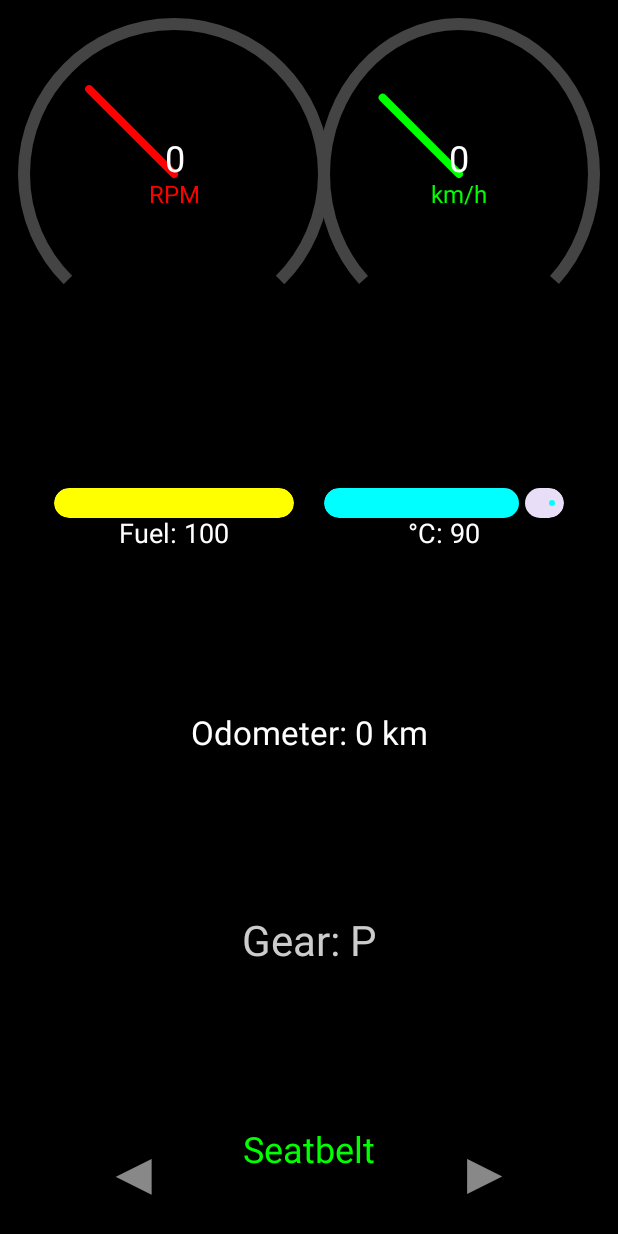
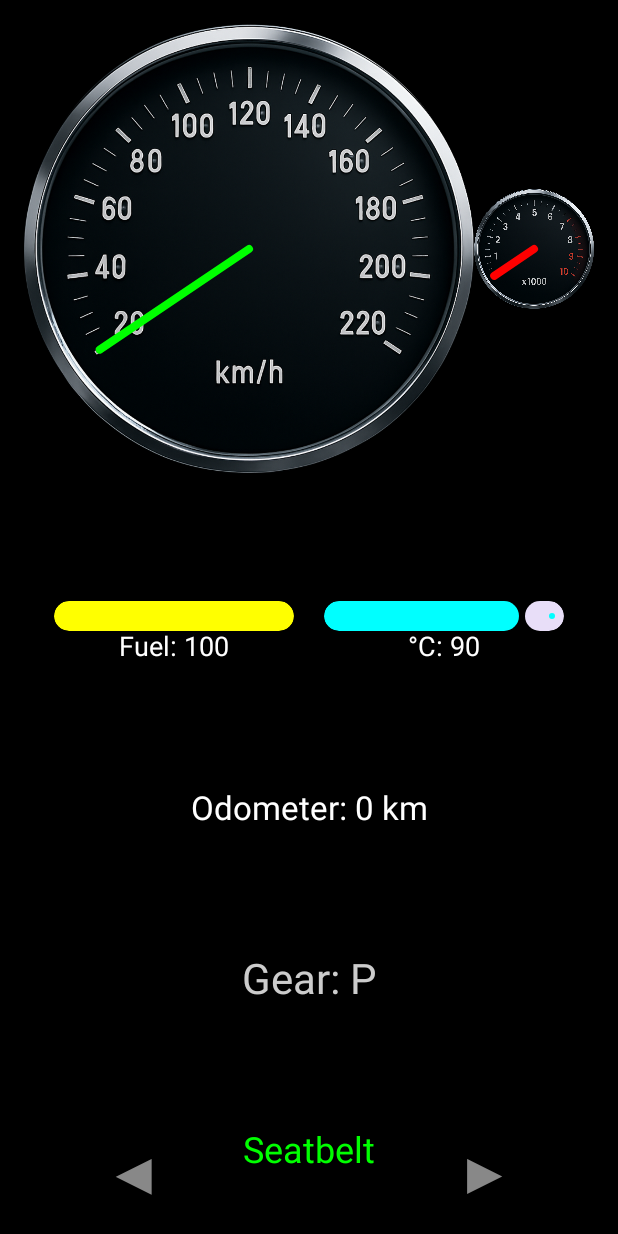
Before and after one commit to skamn-costya/driver-behavior-monitor, an Android app built with Jetpack Compose: the @Preview function PreviewDashboardScreen, on a phone screen of 412 x 824 dp. Run offline under Robolectric (Android 15) with nearby library versions, the phone set to English and light mode, and no system bars.

Commit message:
automotive:add: png - spped tach

```diff
--- a/android-automotive/app/src/main/java/com/example/driverbehaviormonitor/DashboardScreen.kt
+++ b/android-automotive/app/src/main/java/com/example/driverbehaviormonitor/DashboardScreen.kt
@@ -25,8 +25,8 @@ fun DashboardScreen(state: VehicleState) {
             modifier = Modifier.fillMaxWidth(),
             horizontalArrangement = Arrangement.SpaceEvenly
         ) {
-            GaugeNeedle(state.rpm.toFloat(), 7000f, "RPM", Color.Red)
-            GaugeNeedle(state.speed.toFloat(), 240f, "km/h", Color.Green)
+            GaugeNeedle(state.speed.toFloat(), 240f, Color.Green, R.drawable.speed01)
+            GaugeNeedle(state.rpm.toFloat(), 10000f, Color.Red, R.drawable.tach01)
         }
 
         Row(
--- a/android-automotive/app/src/main/java/com/example/driverbehaviormonitor/Gauge.kt
+++ b/android-automotive/app/src/main/java/com/example/driverbehaviormonitor/Gauge.kt
@@ -1,35 +1,39 @@
 package com.example.driverbehaviormonitor
 
-import androidx.compose.animation.core.animateFloatAsState
-import androidx.compose.animation.core.tween
-import androidx.compose.foundation.Canvas
+import androidx.compose.foundation.Image
 import androidx.compose.foundation.layout.*
-import androidx.compose.material3.Text
 import androidx.compose.runtime.Composable
 import androidx.compose.ui.Alignment
 import androidx.compose.ui.Modifier
 import androidx.compose.ui.graphics.Color
 import androidx.compose.ui.graphics.StrokeCap
-import androidx.compose.ui.graphics.drawscope.Stroke
+import androidx.compose.ui.res.painterResource
 import androidx.compose.ui.unit.dp
-import androidx.compose.ui.unit.sp
+import androidx.compose.animation.core.animateFloatAsState
+import androidx.compose.animation.core.tween
+import androidx.compose.foundation.Canvas
 import kotlin.math.cos
 import kotlin.math.sin
+import androidx.compose.ui.tooling.preview.Preview
 
 @Composable
-fun GaugeNeedle(value: Float, maxValue: Float, label: String, color: Color) {
-    val angle = (value / maxValue) * 270f - 135f
+fun GaugeNeedle(value: Float, maxValue: Float, color: Color, d_id: Int) {
+    val angle = (value / maxValue) * 249f - 214f
     val animatedAngle = animateFloatAsState(targetValue = angle, animationSpec = tween(500))
 
-    Box(contentAlignment = Alignment.Center, modifier = Modifier.size(200.dp)) {
+    // Используем Box для наложения слоев
+    Box(contentAlignment = Alignment.Center, modifier = Modifier.size(300.dp)) {
+
+        // Слой 1: Фоновая подложка. Помещаем ее первой, чтобы она была внизу.
+        // Замените R.drawable.dashboard_bg на имя вашего файла
+        Image(
+            painter = painterResource(id = d_id),
+            contentDescription = "Gauge Background",
+            modifier = Modifier.fillMaxSize()
+        )
+
+        // Слой 2: Стрелка, нарисованная на Canvas
         Canvas(modifier = Modifier.fillMaxSize()) {
-            drawArc(
-                color = Color.DarkGray,
-                startAngle = 135f,
-                sweepAngle = 270f,
-                useCenter = false,
-                style = Stroke(width = 12f)
-            )
             val center = this.center
             val radius = size.minDimension / 2.5f
             val rad = Math.toRadians(animatedAngle.value.toDouble())
@@ -39,9 +43,11 @@ fun GaugeNeedle(value: Float, maxValue: Float, label: String, color: Color) {
             )
             drawLine(color, start = center, end = end, strokeWidth = 8f, cap = StrokeCap.Round)
         }
-        Column(horizontalAlignment = Alignment.CenterHorizontally) {
-            Text("${value.toInt()}", fontSize = 24.sp, color = Color.White)
-            Text(label, fontSize = 16.sp, color = color)
-        }
     }
 }
+
+@Preview
+@Composable
+fun PreviewGaugeNeedle() {
+    GaugeNeedle(110f, 240f, Color.Red, R.drawable.speed01);
+}
--- a/android-automotive/app/src/main/java/com/example/driverbehaviormonitor/MainActivity.kt
+++ b/android-automotive/app/src/main/java/com/example/driverbehaviormonitor/MainActivity.kt
@@ -19,8 +19,8 @@ class MainActivity : ComponentActivity() {
                 while (true) {
                     tick++
                     state = state.copy(
-                        speed = (state.speed + Random.nextInt(-5, 10)).coerceIn(0, 240),
-                        rpm = (state.rpm + Random.nextInt(-200, 400)).coerceIn(600, 7000),
+                        speed = (state.speed + Random.nextInt(-5, 7)).coerceIn(0, 240),
+                        rpm = (state.rpm + Random.nextInt(-200, 300)).coerceIn(0, 10000),
                         fuelLevel = (state.fuelLevel - 0.01f).toInt().coerceAtLeast(0),
                         engineTemp = (90 + Random.nextInt(-2, 3)),
                         odometer = state.odometer + Random.nextInt(0, 2),
@@ -29,12 +29,11 @@ class MainActivity : ComponentActivity() {
                         leftBlinkerOn = (tick % 2 == 0),
                         rightBlinkerOn = (tick % 3 == 0)
                     )
-                    delay(700) // теперь это внутри корутины
+                    delay(700)
                 }
             }
 
             RootScreen(state)
         }
-
     }
 }
```
Also changed, not shown: android-automotive/app/src/main/res/drawable/speed01.png (added), android-automotive/app/src/main/res/drawable/tach01.png (added).
